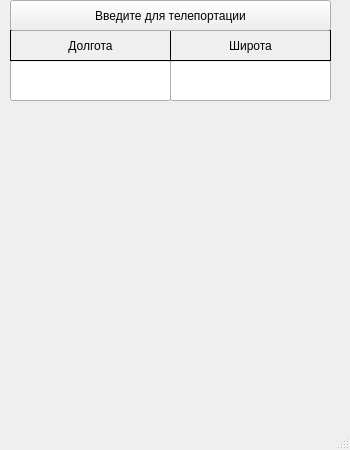
Above: 01.ui from artjomereomin2/API before the change. Below: the same form after it.
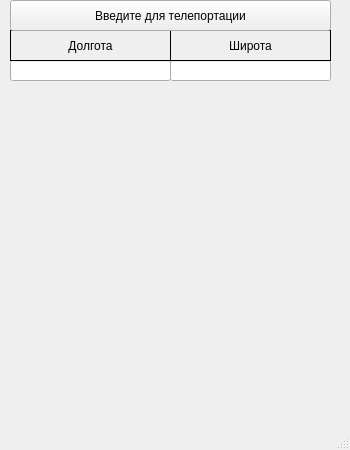
That is the form after the change.

```diff
--- a/01.ui
+++ b/01.ui
@@ -32,7 +32,7 @@
       <x>10</x>
       <y>60</y>
       <width>161</width>
-      <height>41</height>
+      <height>21</height>
      </rect>
     </property>
    </widget>
@@ -42,7 +42,7 @@
       <x>170</x>
       <y>60</y>
       <width>161</width>
-      <height>41</height>
+      <height>21</height>
      </rect>
     </property>
    </widget>
```
